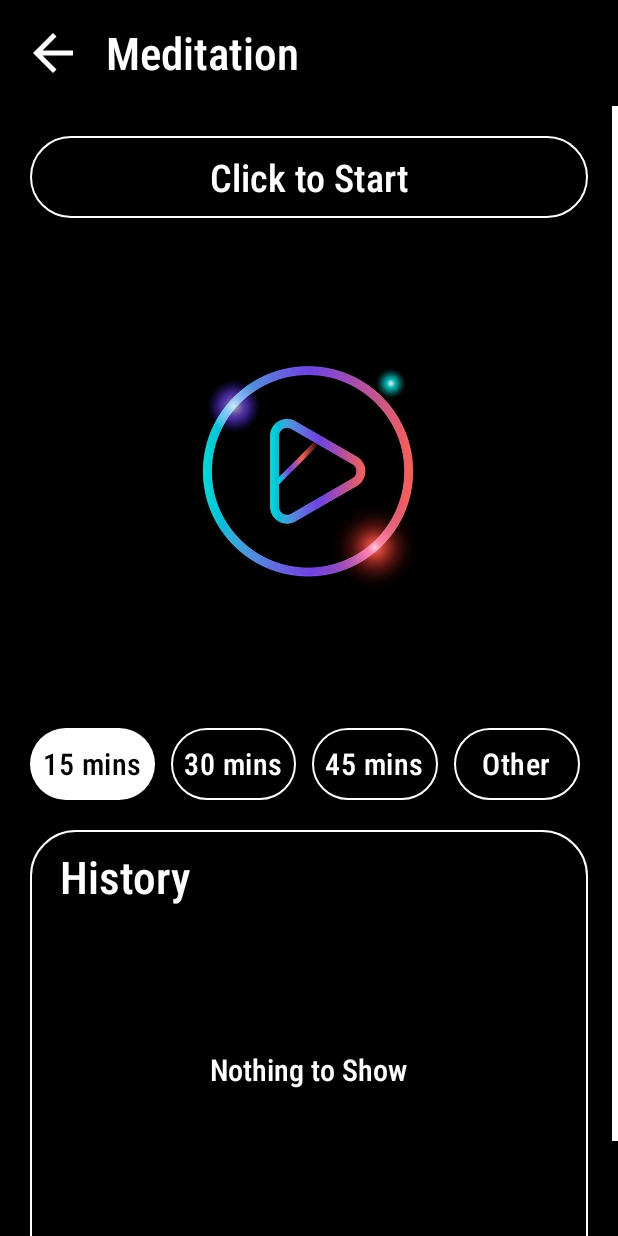
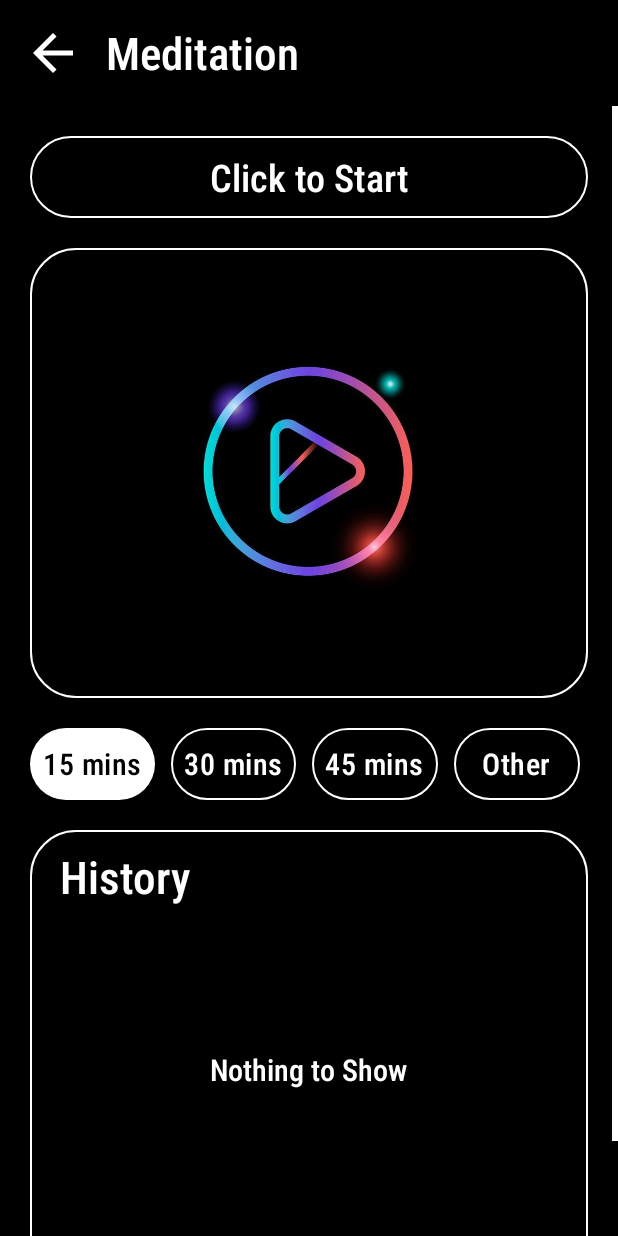
Before and after one commit to ArmanKhanTech/DailyDoze, an Android app: the MeditationActivity screen opened directly, with no data from a screen before it, on a phone screen of 412 x 824 dp. Run offline under Robolectric (Android 15) with nearby library versions, the phone set to English and light mode, and no system bars.

Commit message:
42th Commit

```diff
--- a/app/src/main/java/com/android/dailydoze/Activity/BackupActivity.java
+++ b/app/src/main/java/com/android/dailydoze/Activity/BackupActivity.java
@@ -99,7 +99,7 @@ public class BackupActivity extends AppCompatActivity {
         protected Void doInBackground(Void... voids) {
             if(what.equals("import")){
                 importDB();
-            } else{
+            } else if(what.equals("export")){
                 exportDB();
             }
 
@@ -128,7 +128,7 @@ public class BackupActivity extends AppCompatActivity {
             assert databases != null;
 
             if(databases.length == 0){
-                what = "No files found.";
+                what = "No files were found.";
             }
 
             for (File databaseFile: databases) {
@@ -212,7 +212,7 @@ public class BackupActivity extends AppCompatActivity {
                         }
                     }
 
-                    what = "Done Imported";
+                    what = "Done Exported";
                 }
             }
         } else {
--- a/app/src/main/res/layout/activity_meditation.xml
+++ b/app/src/main/res/layout/activity_meditation.xml
@@ -69,9 +69,13 @@
         <ImageView
             android:onClick="openPerformMeditation"
             android:id="@+id/mediStart"
-            android:layout_width="300dp"
+            android:layout_width="match_parent"
             android:layout_height="300dp"
+            android:padding="20dp"
+            android:layout_marginLeft="20dp"
+            android:layout_marginRight="20dp"
             android:layout_gravity="center"
+            android:background="@drawable/medi_heading_theme"
             app:srcCompat="@drawable/play_button_icon"/>
 
         <LinearLayout
--- a/app/src/main/res/layout/main_menu.xml
+++ b/app/src/main/res/layout/main_menu.xml
@@ -30,6 +30,7 @@
                     android:layout_marginBottom="10dp"
                     android:background="@color/transparent"
                     android:id="@+id/closeMenu"
+                    android:layout_marginLeft="10dp"
                     android:scaleType="fitCenter"
                     android:src="@drawable/close_icon_black" />
 
```
